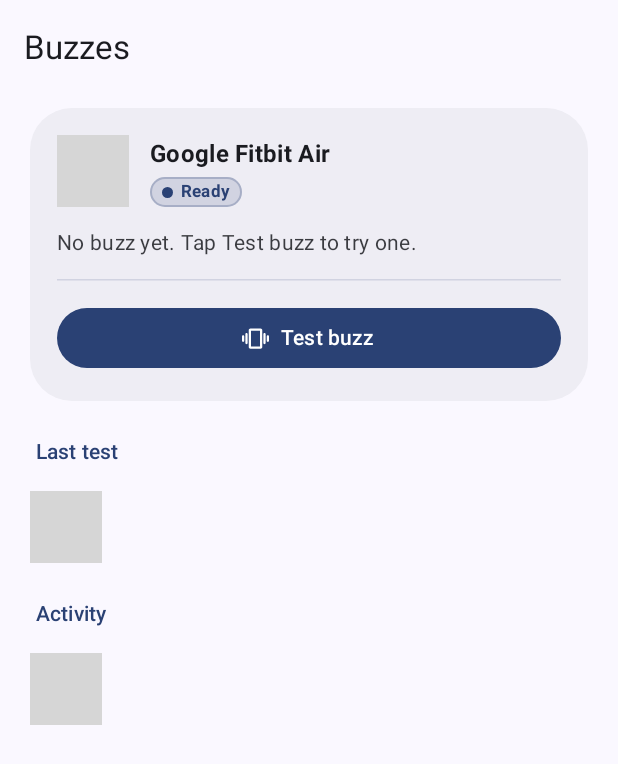
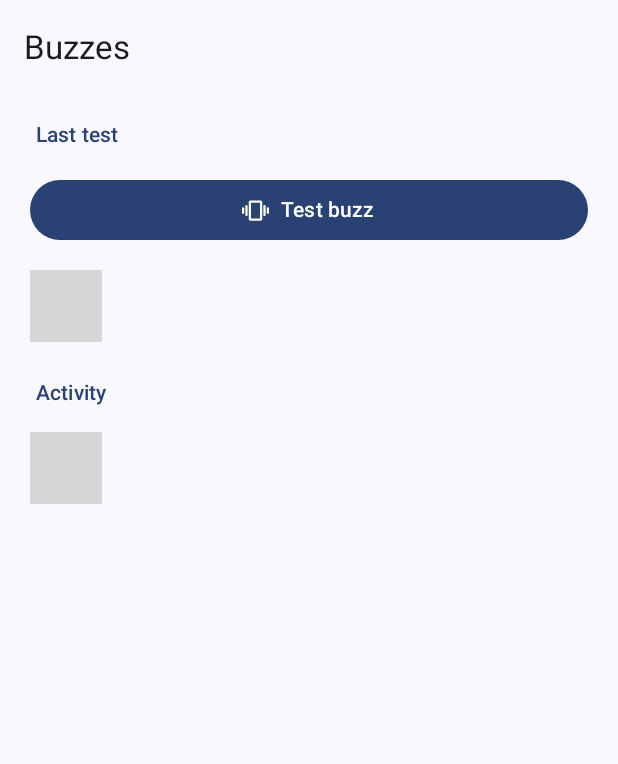
Before and after one commit to mwilky/air-alerts, an Android app built with Jetpack Compose: the @Preview function BuzzesScreenPreviewEmpty, on a phone screen of 412 x 824 dp. Shown: the top 764 px of the screen. Run offline under Robolectric (Android 15) with nearby library versions, the phone set to English and light mode, and no system bars; our stand-ins replace Material 3 Expressive styles (plain Material 3 is drawn); 2 statements that could not run were skipped; grey boxes are pictures that could not be loaded.

Commit message:
Add a band status card to Home and slim Buzzes to a Test buzz button
Home shows your Fitbit Air at the top: ready with the last buzz, grey
after a missed one, or the problem card in its place when Bluetooth,
Nearby devices or pairing stops buzzes. The Buzzes tab drops its own
status card for a plain Test buzz button above the last test's steps,
with a line pointing to Home when something is stopping buzzes.

Co-Authored-By: Claude Opus 5.5 <noreply@anthropic.com>

```diff
--- a/app/src/main/java/com/mwilky/airalerts/ui/BuzzesScreen.kt
+++ b/app/src/main/java/com/mwilky/airalerts/ui/BuzzesScreen.kt
@@ -13,6 +13,7 @@ import androidx.compose.ui.Alignment
 import androidx.compose.ui.Modifier
 import androidx.compose.ui.platform.LocalContext
 import androidx.compose.ui.res.stringResource
+import androidx.compose.ui.text.style.TextAlign
 import androidx.compose.ui.tooling.preview.Preview
 import androidx.compose.ui.unit.dp
 import androidx.lifecycle.compose.collectAsStateWithLifecycle
@@ -42,15 +43,9 @@ fun BuzzesScreen(viewModel: HomeViewModel = viewModel()) {
 @Composable
 fun BuzzesContent(state: HomeUiState, environment: Environment, onTestBuzz: () -> Unit) {
     PageScaffold(title = stringResource(R.string.nav_activity)) {
-        BandCard(
-            busy = state.busy,
-            environment = environment,
-            latest = state.activity.firstOrNull(),
-            onTestBuzz = onTestBuzz
-        )
-
         Column(verticalArrangement = Arrangement.spacedBy(16.dp)) {
             RuleGroupHeader(stringResource(R.string.steps_header))
+            TestBuzzButton(busy = state.busy, ready = environment.canBuzz, onTestBuzz = onTestBuzz)
             StepList(state.lastRun)
         }
 
@@ -61,30 +56,10 @@ fun BuzzesContent(state: HomeUiState, environment: Environment, onTestBuzz: () -
     }
 }
 
+/** Test buzz, and why it's off when something on Home is stopping buzzes. */
 @Composable
-private fun BandCard(busy: Boolean, environment: Environment, latest: ActivityEntry?, onTestBuzz: () -> Unit) {
-    val context = LocalContext.current
-    val ready = environment.canBuzz
-    val subtitle = when {
-        latest == null -> stringResource(R.string.band_never_buzzed)
-        latest.buzzed -> stringResource(R.string.band_last_buzz, clockTime(context, latest.atMillis), seconds(latest.tookMillis!!))
-        else -> stringResource(R.string.band_last_failed, clockTime(context, latest.atMillis), errorText(latest.error, latest.detail))
-    }
-    ExpressiveStatusCard(
-        title = stringResource(R.string.band_title),
-        subtitle = subtitle,
-        icon = Icons.Rounded.Watch,
-        statusText = stringResource(
-            when {
-                busy -> R.string.band_status_busy
-                environment.nearbyAllowed && !environment.bandPaired -> R.string.band_status_missing
-                else -> R.string.band_status_ready
-            }
-        ),
-        accentColor = if (ready) MaterialTheme.colorScheme.primary else MaterialTheme.colorScheme.onSurfaceVariant,
-        containerColor = MaterialTheme.colorScheme.surfaceContainer,
-        contentColor = MaterialTheme.colorScheme.onSurface,
-        bottomAction = {
+private fun TestBuzzButton(busy: Boolean, ready: Boolean, onTestBuzz: () -> Unit) {
+    Column(verticalArrangement = Arrangement.spacedBy(8.dp)) {
         Button(
             onClick = onTestBuzz,
             enabled = ready && !busy,
@@ -99,8 +74,18 @@ private fun BandCard(busy: Boolean, environment: Environment, latest: ActivityEn
                 ButtonLabel(Icons.Rounded.Vibration, stringResource(R.string.band_test_btn))
             }
         }
+        if (!ready) {
+            Text(
+                text = stringResource(R.string.band_blocked_hint),
+                style = MaterialTheme.typography.bodySmall,
+                color = MaterialTheme.colorScheme.onSurfaceVariant,
+                textAlign = TextAlign.Center,
+                modifier = Modifier
+                    .fillMaxWidth()
+                    .padding(horizontal = 16.dp)
+            )
         }
-    )
+    }
 }
 
 @Composable
@@ -205,7 +190,7 @@ private fun ActivityList(entries: List<ActivityEntry>) {
 }
 
 @Composable
-private fun errorText(error: BuzzError?, detail: String?): String = when (error) {
+internal fun errorText(error: BuzzError?, detail: String?): String = when (error) {
     BuzzError.BLUETOOTH_OFF -> stringResource(R.string.error_bluetooth_off)
     BuzzError.NO_PERMISSION -> stringResource(R.string.error_no_permission)
     BuzzError.NOT_PAIRED -> stringResource(R.string.error_not_paired)
@@ -216,9 +201,9 @@ private fun errorText(error: BuzzError?, detail: String?): String = when (error)
     BuzzError.UNEXPECTED, null -> stringResource(R.string.error_unexpected, detail ?: "?")
 }
 
-private fun seconds(millis: Long) = String.format(Locale.getDefault(), "%.1f", millis / 1000.0)
+internal fun seconds(millis: Long) = String.format(Locale.getDefault(), "%.1f", millis / 1000.0)
 
-private fun clockTime(context: Context, millis: Long): String = DateFormat.getTimeFormat(context).format(Date(millis))
+internal fun clockTime(context: Context, millis: Long): String = DateFormat.getTimeFormat(context).format(Date(millis))
 
 // Previews
 
@@ -258,3 +243,11 @@ fun BuzzesScreenPreviewEmpty() {
         BuzzesContent(state = HomeUiState(), environment = Environment(), onTestBuzz = {})
     }
 }
+
+@Preview(showBackground = true)
+@Composable
+fun BuzzesScreenPreviewBlocked() {
+    AirAlertsTheme {
+        BuzzesContent(state = HomeUiState(), environment = Environment(bluetoothOn = false), onTestBuzz = {})
+    }
+}
--- a/app/src/main/res/values/strings.xml
+++ b/app/src/main/res/values/strings.xml
@@ -8,13 +8,12 @@
     <!-- Band card -->
     <string name="band_title">Google Fitbit Air</string>
     <string name="band_status_ready">Ready</string>
-    <string name="band_status_busy">Buzzing</string>
-    <string name="band_status_missing">Not paired</string>
     <string name="band_last_buzz">Last buzz at %1$s. It took %2$s s.</string>
     <string name="band_last_failed">Last try at %1$s failed. %2$s</string>
-    <string name="band_never_buzzed">No buzz yet. Tap Test buzz to try one.</string>
     <string name="band_test_btn">Test buzz</string>
     <string name="band_test_running">Buzzing&#8230;</string>
+    <string name="band_blocked_hint">Something is stopping buzzes. Fix it on the Home tab.</string>
+    <string name="home_band_never_buzzed">No buzz yet. Try a Test buzz on the Buzzes tab.</string>
 
     <!-- Last test (steps) -->
     <string name="steps_header">Last test</string>
```
Also changed, not shown: app/src/main/java/com/mwilky/airalerts/ui/HomeScreen.kt (+42 -1 lines). Lines whose indentation alone changed are shown as unchanged.
